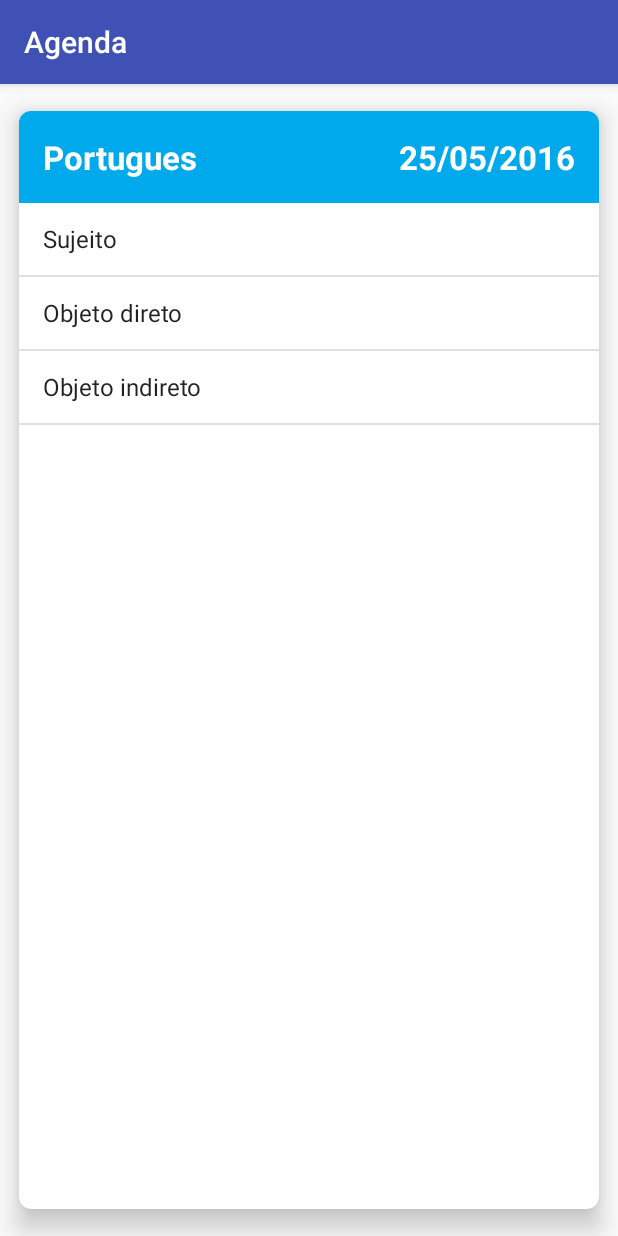
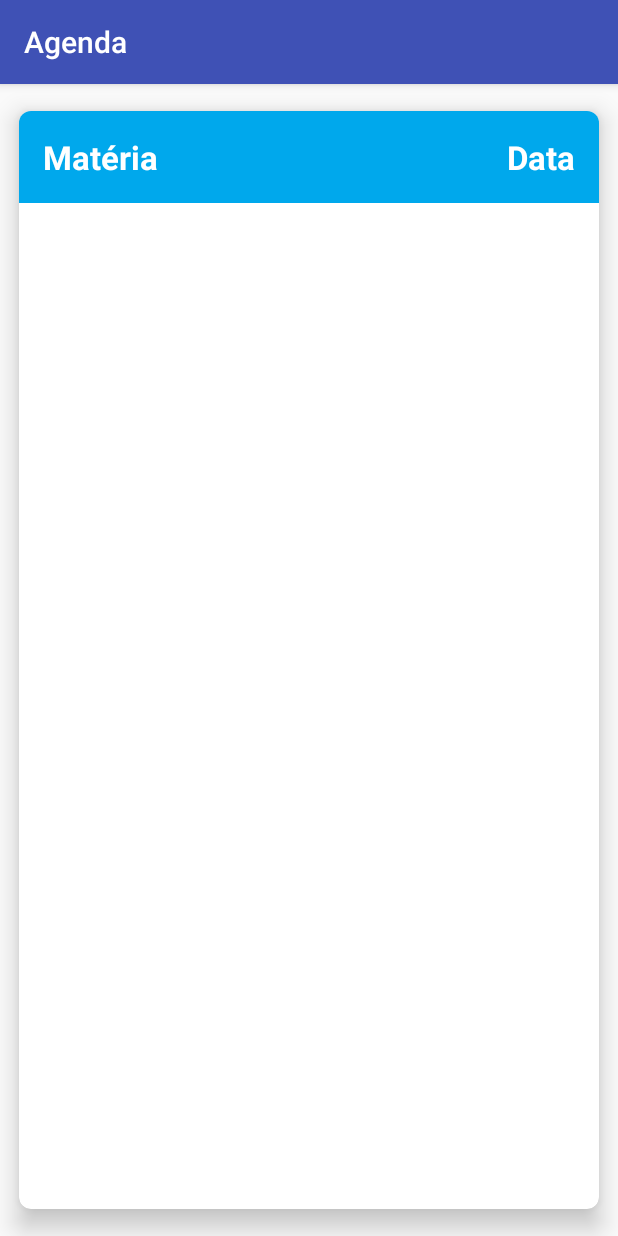
Before and after one commit to rodilon/android-agenda, an Android app: the ProvasActivity screen opened directly, with no data from a screen before it, after a tap on "Portugues", on a phone screen of 412 x 824 dp. Run offline under Robolectric (Android 15) with nearby library versions, the phone set to English and light mode, and no system bars.

Commit message:
Alterações nas telas com fragments

```diff
--- a/app/build.gradle
+++ b/app/build.gradle
@@ -22,6 +22,7 @@ dependencies {
     implementation fileTree(include: ['*.jar'], dir: 'libs')
     implementation 'com.android.support:appcompat-v7:26.1.0'
     implementation 'com.android.support.constraint:constraint-layout:1.0.2'
+    implementation 'com.android.support:support-v4:26.1.0'
     testImplementation 'junit:junit:4.12'
     androidTestImplementation 'com.android.support.test:runner:1.0.1'
     androidTestImplementation 'com.android.support.test.espresso:espresso-core:3.0.1'
--- a/app/src/main/AndroidManifest.xml
+++ b/app/src/main/AndroidManifest.xml
@@ -41,7 +41,8 @@
         </receiver>
 
         <activity android:name=".ProvasActivity" />
-        <activity android:name=".DetalhesProvaActivity"></activity>
+        <activity android:name=".DetalhesProvaActivity" />
+        <activity android:name=".ProvasTabletActivity"></activity>
     </application>
 
 </manifest>
--- /dev/null
+++ b/app/src/main/java/br/com/alura/agenda/DetalhesProvaFragment.java
@@ -0,0 +1,24 @@
+package br.com.alura.agenda;
+
+
+import android.os.Bundle;
+import android.support.v4.app.Fragment;
+import android.view.LayoutInflater;
+import android.view.View;
+import android.view.ViewGroup;
+
+
+
+public class DetalhesProvaFragment extends Fragment {
+
+    @Override
+    public View onCreateView(LayoutInflater inflater, ViewGroup container,
+                             Bundle savedInstanceState) {
+
+        View view = inflater.inflate(R.layout.fragment_detalhes_prova, container, false);
+
+
+        return view;
+    }
+
+}
--- /dev/null
+++ b/app/src/main/java/br/com/alura/agenda/ListaProvasFragment.java
@@ -0,0 +1,62 @@
+package br.com.alura.agenda;
+
+import android.content.Intent;
+import android.os.Bundle;
+import android.support.annotation.Nullable;
+import android.support.v4.app.Fragment;
+import android.support.v4.app.FragmentManager;
+import android.support.v4.app.FragmentTransaction;
+import android.view.LayoutInflater;
+import android.view.View;
+import android.view.ViewGroup;
+import android.widget.AdapterView;
+import android.widget.ArrayAdapter;
+import android.widget.ListView;
+import android.widget.Toast;
+
+import java.util.Arrays;
+import java.util.List;
+
+import br.com.alura.agenda.modelo.Prova;
+
+/**
+ * Created by renan on 16/01/2018.
+ */
+
+public class ListaProvasFragment extends Fragment {
+
+    @Nullable
+    @Override
+    public View onCreateView(LayoutInflater inflater, @Nullable ViewGroup container, @Nullable Bundle savedInstanceState) {
+
+        View view = inflater.inflate(R.layout.fragment_lista_provas, container, false);
+
+        List<String> topicosPort = Arrays.asList("Sujeito", "Objeto direto", "Objeto indireto");
+        Prova provaPortugues = new Prova("Portugues", "25/05/2016", topicosPort);
+
+        List<String> topicosMat = Arrays.asList("Equacoes de segundo grau", "Trigonometria");
+        Prova provaMatematica = new Prova("Matematica", "27/05/2016", topicosMat);
+
+
+        List<Prova> provas = Arrays.asList(provaPortugues, provaMatematica);
+        ArrayAdapter<Prova> adapter = new ArrayAdapter<Prova>(getContext(), android.R.layout.simple_list_item_1, provas);
+
+        ListView lista = view.findViewById(R.id.provas_lista);
+
+        lista.setAdapter(adapter);
+
+        lista.setOnItemClickListener(new AdapterView.OnItemClickListener() {
+            @Override
+            public void onItemClick(AdapterView<?> parent, View view, int position, long id) {
+                Prova prova = (Prova) parent.getItemAtPosition(position);
+                Toast.makeText(getContext(), "Clicou na materia " + prova, Toast.LENGTH_SHORT).show();
+
+                ProvasActivity provasActivity = (ProvasActivity) getActivity();
+                provasActivity.selecionaProva(prova);
+
+            }
+        });
+
+        return view;
+    }
+}
--- a/app/src/main/java/br/com/alura/agenda/ProvasActivity.java
+++ b/app/src/main/java/br/com/alura/agenda/ProvasActivity.java
@@ -1,19 +1,12 @@
 package br.com.alura.agenda;
 
-import android.content.Intent;
+import android.support.v4.app.FragmentManager;
+import android.support.v4.app.FragmentTransaction;
 import android.support.v7.app.AppCompatActivity;
 import android.os.Bundle;
-import android.view.View;
-import android.widget.AdapterView;
-import android.widget.ArrayAdapter;
-import android.widget.ListView;
-import android.widget.Toast;
-
-import java.lang.reflect.Array;
-import java.util.Arrays;
-import java.util.List;
 
 import br.com.alura.agenda.modelo.Prova;
+
 
 public class ProvasActivity extends AppCompatActivity {
 
@@ -22,33 +15,25 @@ public class ProvasActivity extends AppCompatActivity {
         super.onCreate(savedInstanceState);
         setContentView(R.layout.activity_provas);
 
+        FragmentManager fragmentManager = getSupportFragmentManager();
+        FragmentTransaction tx = fragmentManager.beginTransaction();
 
-        List<String> topicosPort = Arrays.asList("Sujeito", "Objeto direto", "Objeto indireto");
-        Prova provaPortugues = new Prova("Portugues", "25/05/2016", topicosPort);
+        tx.replace(R.id.frame_principal, new ListaProvasFragment());
+        if(estaNoModoPaisagem()){
+            tx.replace(R.id.frame_secundario, new DetalhesProvaFragment());
+        }
+        tx.commit();
+    }
 
-        List<String> topicosMat = Arrays.asList("Equacoes de segundo grau", "Trigonometria");
-        Prova provaMatematica = new Prova("Matematica", "27/05/2016", topicosMat);
+    private boolean estaNoModoPaisagem() {
+        return getResources().getBoolean(R.bool.modoPaisagem);
+    }
 
+    public void selecionaProva(Prova prova) {
 
-        List<Prova> provas = Arrays.asList(provaPortugues, provaMatematica);
-        ArrayAdapter<Prova> adapter = new ArrayAdapter<Prova>(this, android.R.layout.simple_list_item_1, provas);
-
-        ListView lista = findViewById(R.id.provas_lista);
-
-        lista.setAdapter(adapter);
-
-        lista.setOnItemClickListener(new AdapterView.OnItemClickListener() {
-            @Override
-            public void onItemClick(AdapterView<?> parent, View view, int position, long id) {
-                Prova prova = (Prova) parent.getItemAtPosition(position);
-                Toast.makeText(ProvasActivity.this, "Clicou na materia " + prova, Toast.LENGTH_SHORT).show();
-
-                Intent vaiParaDetalhes = new Intent(ProvasActivity.this, DetalhesProvaActivity.class);
-                vaiParaDetalhes.putExtra("prova", prova);
-
-                startActivity(vaiParaDetalhes);
-            }
-        });
-
+        FragmentManager manager = getSupportFragmentManager();
+        FragmentTransaction tx = manager.beginTransaction();
+        tx.replace(R.id.frame_principal, new DetalhesProvaFragment());
+        tx.commit();
     }
 }
--- /dev/null
+++ b/app/src/main/res/layout-land/activity_provas.xml
@@ -0,0 +1,21 @@
+<?xml version="1.0" encoding="utf-8"?>
+<LinearLayout xmlns:android="http://schemas.android.com/apk/res/android"
+    android:orientation="horizontal"
+    android:layout_width="match_parent"
+    android:layout_height="match_parent">
+
+
+    <FrameLayout
+        android:id="@+id/frame_principal"
+        android:layout_width="0dp"
+        android:layout_height="match_parent"
+        android:layout_weight="1">
+    </FrameLayout>
+    <FrameLayout
+        android:id="@+id/frame_secundario"
+        android:layout_width="0dp"
+        android:layout_height="match_parent"
+        android:layout_weight="2">
+    </FrameLayout>
+
+</LinearLayout>
--- a/app/src/main/res/layout/activity_provas.xml
+++ b/app/src/main/res/layout/activity_provas.xml
@@ -1,18 +1,11 @@
 <?xml version="1.0" encoding="utf-8"?>
-<android.support.v7.widget.CardView
+<FrameLayout
+    android:id="@+id/frame_principal"
     xmlns:android="http://schemas.android.com/apk/res/android"
-    xmlns:app="http://schemas.android.com/apk/res-auto"
     android:layout_width="match_parent"
-    android:layout_height="match_parent"
-    app:cardElevation="5dp"
-    app:cardUseCompatPadding="true">
-
-    <ListView
-        android:id="@+id/provas_lista"
-        android:layout_width="match_parent"
-        android:layout_height="match_parent"
-        android:orientation="vertical" />
+    android:layout_height="match_parent">
 
 
 
-</android.support.v7.widget.CardView>
+
+</FrameLayout>
--- /dev/null
+++ b/app/src/main/res/layout/fragment_detalhes_prova.xml
@@ -0,0 +1,52 @@
+<?xml version="1.0" encoding="utf-8"?>
+<android.support.v7.widget.CardView xmlns:android="http://schemas.android.com/apk/res/android"
+    android:layout_width="match_parent"
+    android:layout_height="match_parent"
+    xmlns:app="http://schemas.android.com/apk/res-auto"
+    app:cardCornerRadius="8dp"
+    app:cardElevation="10dp"
+    app:cardUseCompatPadding="true">
+
+    <LinearLayout
+        android:layout_width="match_parent"
+        android:layout_height="match_parent"
+        android:orientation="vertical">
+
+        <RelativeLayout
+            android:layout_width="match_parent"
+            android:layout_height="wrap_content"
+            android:background="#00A8EC">
+
+            <TextView
+                android:id="@+id/detalhes_prova_materia"
+                android:layout_width="wrap_content"
+                android:layout_height="wrap_content"
+                android:text="Matéria"
+                android:layout_margin="16dp"
+                android:textColor="#FFF"
+                android:textStyle="bold"
+                android:textSize="22sp"
+                />
+            <TextView
+                android:id="@+id/detalhes_prova_data"
+                android:layout_width="wrap_content"
+                android:layout_height="wrap_content"
+                android:text="Data"
+                android:layout_alignParentRight="true"
+                android:layout_margin="16dp"
+                android:textColor="#FFF"
+                android:textStyle="bold"
+                android:textSize="22sp"
+                />
+
+        </RelativeLayout>
+
+        <ListView
+            android:id="@+id/detalhes_prova_topicos"
+            android:layout_width="match_parent"
+            android:layout_height="match_parent" />
+
+
+    </LinearLayout>
+
+</android.support.v7.widget.CardView>
--- /dev/null
+++ b/app/src/main/res/values-land/bools.xml
@@ -0,0 +1,4 @@
+<?xml version="1.0" encoding="utf-8"?>
+<resources>
+    <bool name="modoPaisagem">true</bool>
+</resources>
--- /dev/null
+++ b/app/src/main/res/values/bools.xml
@@ -0,0 +1,5 @@
+<?xml version="1.0" encoding="utf-8"?>
+<resources>
+    <bool name="modoPaisagem">false</bool>
+
+</resources>
--- a/app/src/main/res/values/strings.xml
+++ b/app/src/main/res/values/strings.xml
@@ -5,4 +5,7 @@
     <string name="formulario_endereco">Endereço</string>
     <string name="formulario_telefone">Telefone</string>
     <string name="formulario_site">Site</string>
+
+    <!-- TODO: Remove or change this placeholder text -->
+    <string name="hello_blank_fragment">Hello blank fragment</string>
 </resources>
```
Also changed, not shown: app/src/main/java/br/com/alura/agenda/ProvasTabletActivity.java (added, +13 -0 lines), app/src/main/res/layout/activity_provas_tablet.xml (added, +19 -0 lines), app/src/main/res/layout/fragment_lista_provas.xml (added, +18 -0 lines).
